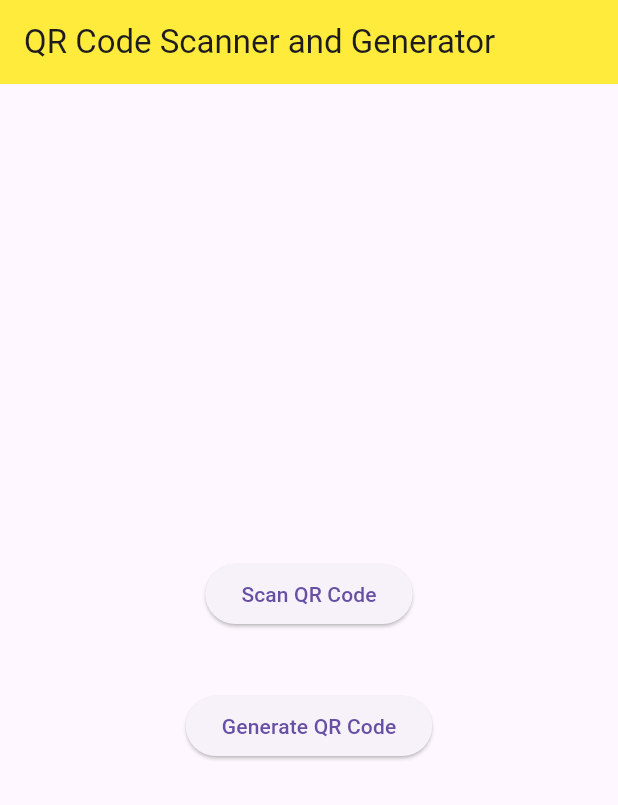
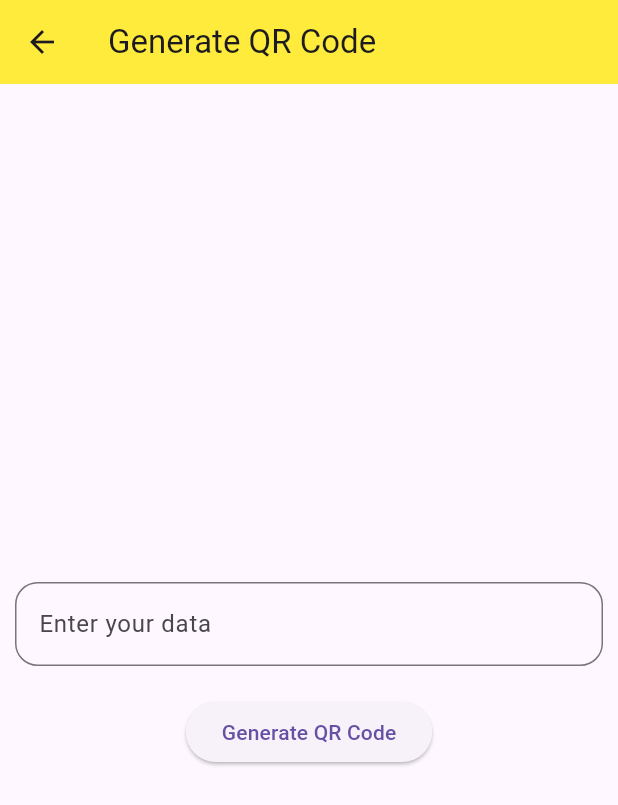
Before and after one commit to misaergun/qr_code_scanner_generator, a Flutter app: the screen it shows after launch, after a tap on "Generate QR Code", on a phone screen of 412 x 824 dp. Shown: the top 805 px of the screen. Run offline on Flutter 3.47's test engine with Material 3 defaults, Android fonts, the phone set to English and light mode, and no system bars; our stand-ins replace qr_flutter.

Commit message:
Added QR code generation UI

```diff
--- /dev/null
+++ b/lib/generate_qr_qode.dart
@@ -0,0 +1,53 @@
+import 'package:flutter/material.dart';
+import 'package:qr_flutter/qr_flutter.dart';
+
+class GenerateQrQode extends StatefulWidget {
+  const GenerateQrQode({super.key});
+
+  @override
+  State<GenerateQrQode> createState() => _GenerateQrQodeState();
+}
+
+class _GenerateQrQodeState extends State<GenerateQrQode> {
+  TextEditingController urlController = TextEditingController();
+
+  @override
+  Widget build(BuildContext context) {
+    return Scaffold(
+      appBar: AppBar(
+        title: const Text('Generate QR Code'),
+        backgroundColor: Colors.yellow,
+      ),
+      body: Center(
+        child: SingleChildScrollView(
+          child: Column(
+            mainAxisAlignment: MainAxisAlignment.center,
+            children: [
+              if (urlController.text.isNotEmpty)
+                QrImageView(data: urlController.text, size: 200),
+              const SizedBox(height: 20),
+              Container(
+                padding: EdgeInsets.only(left: 10, right: 10),
+                child: TextField(
+                  controller: urlController,
+                  decoration: InputDecoration(
+                    hintText: 'Enter your data',
+                    border: OutlineInputBorder(
+                      borderRadius: BorderRadius.circular(15),
+                    ),
+                    labelText: 'Enter your data',
+                  ),
+                ),
+              ),
+              SizedBox(height: 20),
+              ElevatedButton(
+                onPressed: () {},
+                child: const Text('Generate QR Code'),
+              ),
+            ],
+          ),
+        ),
+      ),
+    );
+  }
+}
--- a/lib/main.dart
+++ b/lib/main.dart
@@ -1,4 +1,6 @@
 import 'package:flutter/material.dart';
+import 'package:qr_code_scanner_generator/generate_qr_qode.dart';
+import 'package:qr_code_scanner_generator/scan_qr_code.dart';
 
 void main() {
   runApp(const MyApp());
@@ -37,7 +39,7 @@ class _HomePageState extends State<HomePage> {
             ElevatedButton(
               onPressed: () {
                 setState(() {
-
+                  Navigator.of(context).push(MaterialPageRoute(builder: (context) => const ScanQrCode()));
                 });
                 },
               child: const Text('Scan QR Code'),
@@ -48,6 +50,7 @@ class _HomePageState extends State<HomePage> {
             ElevatedButton(
               onPressed: () {
                 setState(() {
+                  Navigator.of(context).push(MaterialPageRoute(builder: (context) => const GenerateQrQode()));
 
                 });
                 },
```
